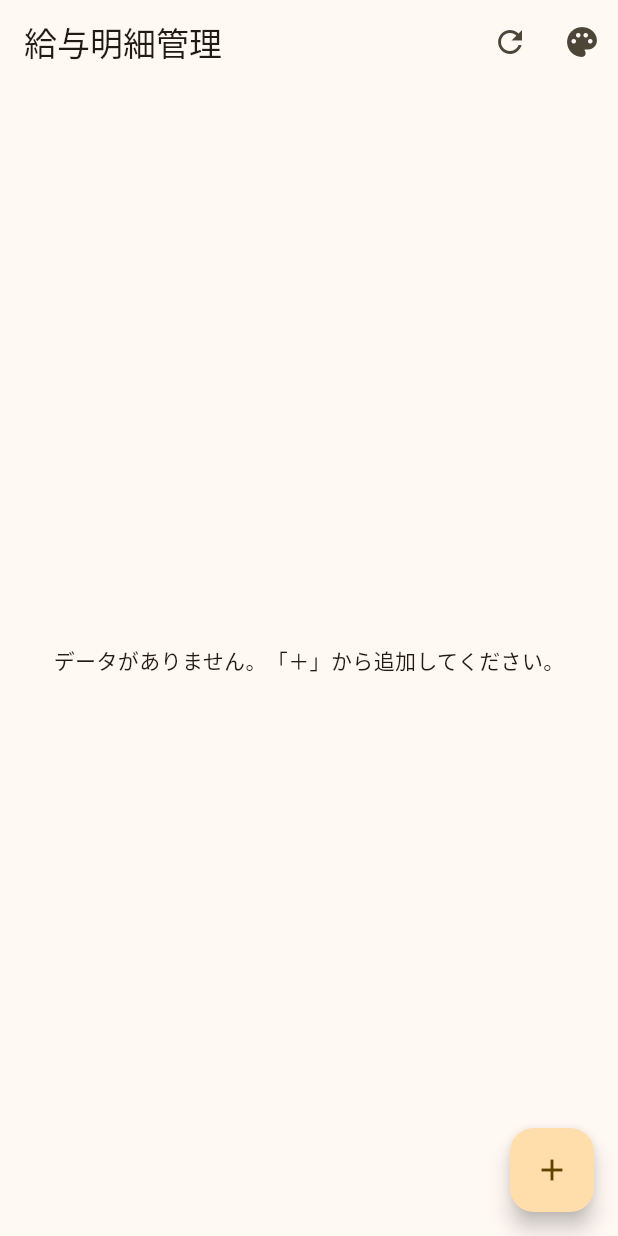
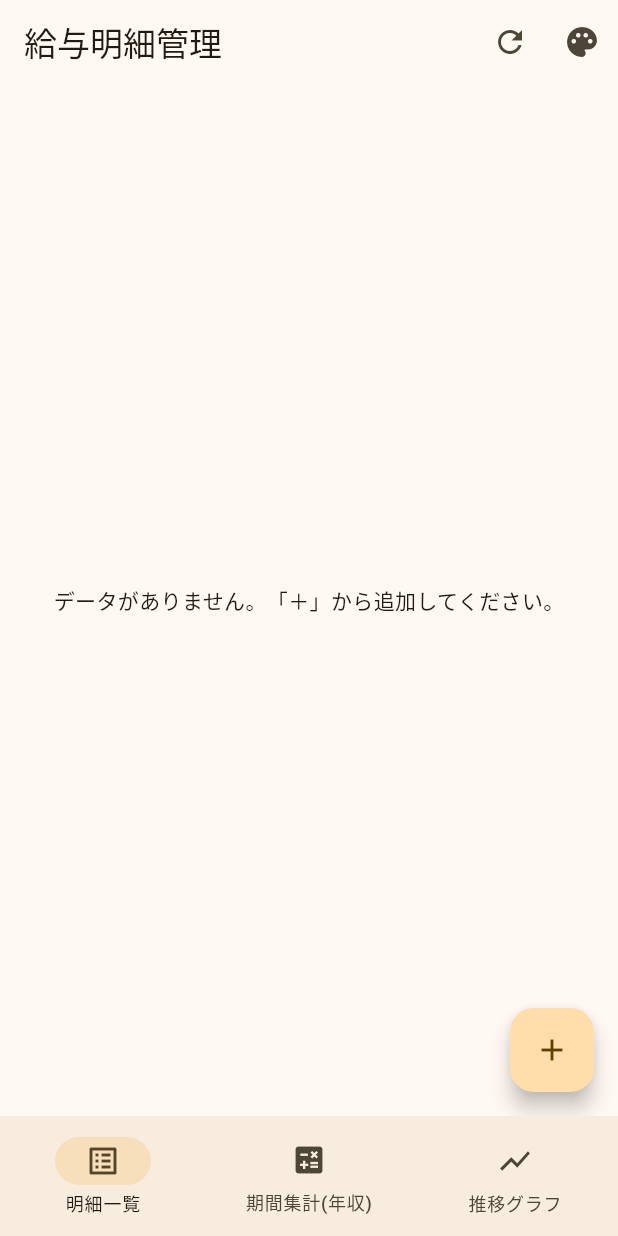
Before and after one commit to kozutatsu120322-cmyk/salary-app, a Flutter app: the screen it shows after launch, on a phone screen of 412 x 824 dp. Run offline on Flutter 3.47's test engine with Material 3 defaults, Android fonts, the phone set to English and light mode, and no system bars; our stand-ins replace cloud_firestore, firebase_core, shared_preferences; accounts and stored records are empty.

Commit message:
Scaffold内の構造とカッコのズレを修正

```diff
--- a/lib/main.dart
+++ b/lib/main.dart
@@ -295,8 +295,8 @@ class _MainTabScreenState extends State<MainTabScreen> {
       GraphScreen(records: _records),
     ];
 
-    return Scaffold(
-appBar: AppBar(
+return Scaffold(
+      appBar: AppBar(
         title: const Text('給与明細管理'),
         actions: [
           // 手動リロードボタン
@@ -328,7 +328,8 @@ appBar: AppBar(
           ),
         ],
       ),
-      body: pages[_currentIndex], // ← この行はそのまま残ります      bottomNavigationBar: NavigationBar(
+      body: pages[_currentIndex],
+      bottomNavigationBar: NavigationBar(
         selectedIndex: _currentIndex,
         onDestinationSelected: (idx) => setState(() => _currentIndex = idx),
         destinations: const [
@@ -337,8 +338,7 @@ appBar: AppBar(
           NavigationDestination(icon: Icon(Icons.show_chart), label: '推移グラフ'),
         ],
       ),
-    );
-  }
+    );  }
 }
 
 // 1. 明細一覧画面（年別アコーディオン対応）
```
